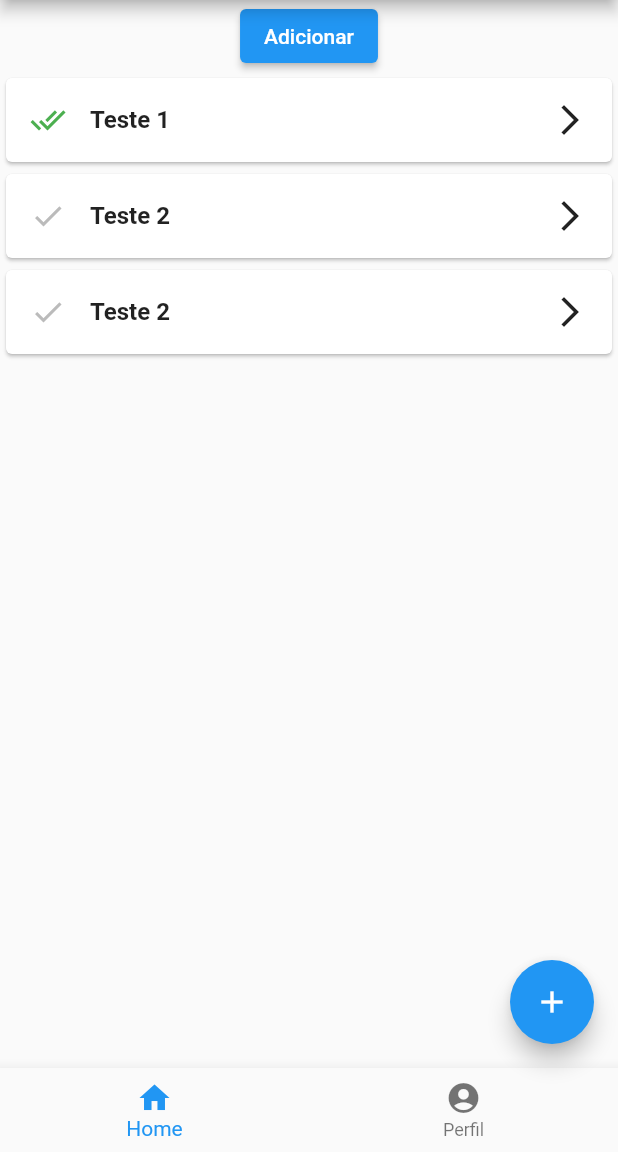
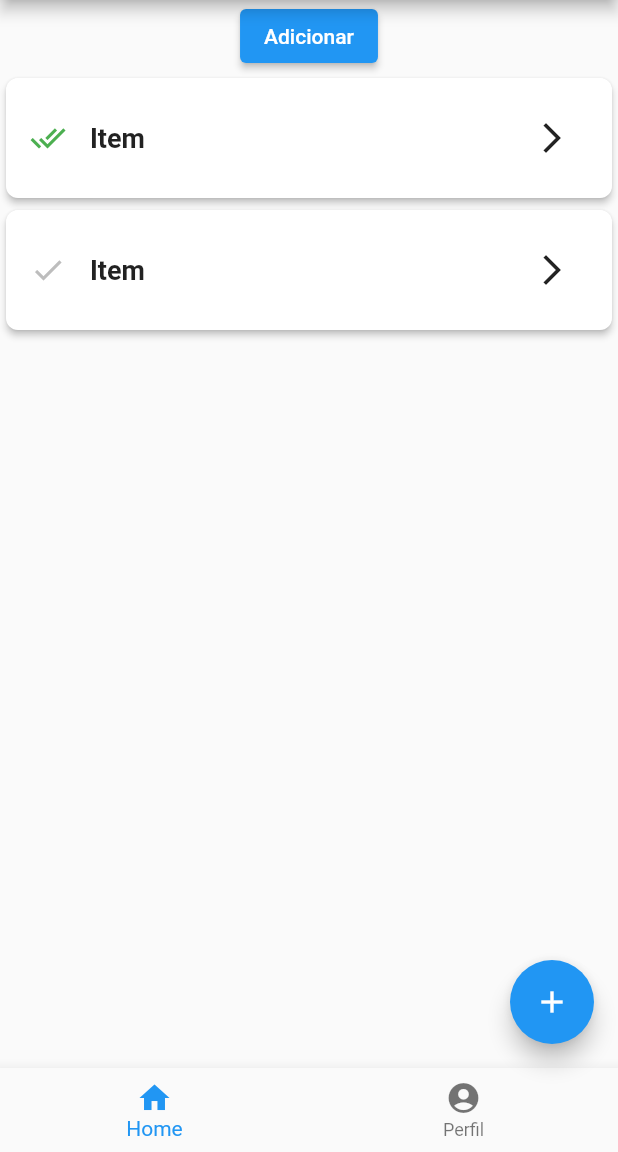
Before and after one commit to pedroamota/MJV-School, a Flutter app: the screen it shows after launch, on a phone screen of 412 x 824 dp, the part 84-1236 px from its top. Run offline on Flutter 3.47's test engine with Material 2 defaults, Android fonts, the phone set to English and light mode, and no system bars.

Commit message:
Desafio correção

```diff
--- a/notes/lib/components/icon_button_component.dart
+++ b/notes/lib/components/icon_button_component.dart
@@ -1,13 +1,13 @@
 import 'package:flutter/material.dart';
 
-class IconButtonSelector  extends StatelessWidget {
+class IconButtonComponent  extends StatelessWidget {
   final double size;
   final IconData icon;
   final Color? color;
   final Function()? onPressed;
 
 
-  const IconButtonSelector ({
+  const IconButtonComponent ({
     super.key,
     this.onPressed,
     this.icon = Icons.add,
--- a/notes/lib/pages/home/abas/afazers_tab.dart
+++ b/notes/lib/pages/home/abas/afazers_tab.dart
@@ -1,6 +1,6 @@
 import 'package:flutter/material.dart';
-import 'package:notes/components/spacer_component.dart';
 import 'package:notes/entities/afazer_entity.dart';
+import 'package:notes/pages/home/components/item_widget.dart';
 
 class AfazeresTab extends StatefulWidget {
   const AfazeresTab({
@@ -54,13 +54,6 @@ class _AfazeresTab extends State<AfazeresTab> {
         dataFim: DateTime.now(),
         isConcluido: false,
       ),
-      AfazerEntity(
-        uuid: 'teste2',
-        titulo: 'Teste 2',
-        dataInicio: DateTime.now(),
-        dataFim: DateTime.now(),
-        isConcluido: false,
-      ),
     ];
     super.initState();
   }
@@ -80,7 +73,6 @@ class _AfazeresTab extends State<AfazeresTab> {
             itemCount: _listaAfazeres.length,
             itemBuilder: (context, index) {
               final item = _listaAfazeres.elementAt(index);
-
               return Dismissible(
                   key: Key(item.uuid),
                   onDismissed: (direction) {
@@ -88,33 +80,12 @@ class _AfazeresTab extends State<AfazeresTab> {
                       handleDelete(index);
                     }
                   },
-                child: Card(
-                  child: Padding(
-                    padding: const EdgeInsets.all(16),
-                    child: Row(children: [
-                      item.isConcluido!
-                          ? const Icon(
-                              Icons.done_all,
-                              color: Colors.green,
-                            )
-                          : Icon(
-                              Icons.check,
-                              color: Colors.grey.withOpacity(.7),
-                            ),
-                      const SpaceComponent(isHorizontal: true),
-                      Text(
-                        item.titulo,
-                        style: const TextStyle(
-                          fontSize: 16,
-                          fontWeight: FontWeight.bold,
-                        ),
-                      ),
-                      const Spacer(),
-                      const Icon(Icons.arrow_forward_ios)
-                    ]),
-                  ),
-                ),
-              );
+                  child: ItemWidget(
+                    item: item,
+                    onPressed: () {
+                      handleAdd();
+                    },
+                  ));
             },
           ),
         )
--- a/notes/lib/pages/home/abas/perfil_tab.dart
+++ b/notes/lib/pages/home/abas/perfil_tab.dart
@@ -20,7 +20,7 @@ class PerfilTab extends StatelessWidget {
               const SpaceComponent(size: 8, isHorizontal: true),
               const Text('Rafael Silva', style: TextStyle(fontWeight: FontWeight.bold)),
               const SpaceComponent(isFull: true),
-              IconButtonSelector(
+              IconButtonComponent(
                 icon: Icons.more_vert,
                 onPressed: () {},
               ),
--- /dev/null
+++ b/notes/lib/pages/home/components/item_widget.dart
@@ -0,0 +1,85 @@
+import 'package:flutter/material.dart';
+import 'package:notes/components/icon_button_component.dart';
+import 'package:notes/components/spacer_component.dart';
+import 'package:notes/entities/afazer_entity.dart';
+
+class ItemWidget extends StatelessWidget {
+  final AfazerEntity item;
+  final Function() onPressed;
+  const ItemWidget({
+    super.key,
+    required this.item,
+    required this.onPressed,
+  });
+
+  Widget status() {
+    final icon = item.isConcluido == true ? Icons.done_all : Icons.done;
+    final color = item.isConcluido == true ? Colors.green : Colors.grey[400];
+
+    return Icon(icon, color: color);
+  }
+
+  @override
+  Widget build(BuildContext context) {
+    return SizedBox(
+      width: double.infinity,
+      child: Card(
+        elevation: 2.0,
+        shape: RoundedRectangleBorder(
+          borderRadius: BorderRadius.circular(8),
+        ),
+        child: Padding(
+          padding: const EdgeInsets.all(16.0),
+          child: Row(
+            children: [
+              status(),
+              const SpaceComponent(
+                isHorizontal: true,
+              ),
+              const Text(
+                'Item',
+                style: TextStyle(
+                  fontSize: 18,
+                  fontWeight: FontWeight.bold,
+                ),
+              ),
+              const Spacer(),
+              IconButtonComponent(
+                onPressed: onPressed,
+                icon: Icons.arrow_forward_ios,
+              )
+            ],
+          ),
+        ),
+      ),
+    );
+  }
+}
+/*
+Card(
+                    child: Padding(
+                      padding: const EdgeInsets.all(16),
+                      child: Row(children: [
+                        item.isConcluido!
+                            ? const Icon(
+                                Icons.done_all,
+                                color: Colors.green,
+                              )
+                            : Icon(
+                                Icons.check,
+                                color: Colors.grey.withOpacity(.7),
+                              ),
+                        const SpaceComponent(isHorizontal: true),
+                        Text(
+                          item.titulo,
+                          style: const TextStyle(
+                            fontSize: 16,
+                            fontWeight: FontWeight.bold,
+                          ),
+                        ),
+                        const Spacer(),
+                        const Icon(Icons.arrow_forward_ios)
+                      ]),
+                    ),
+                  ),
+*/
```
Lines whose indentation alone changed are shown as unchanged.
